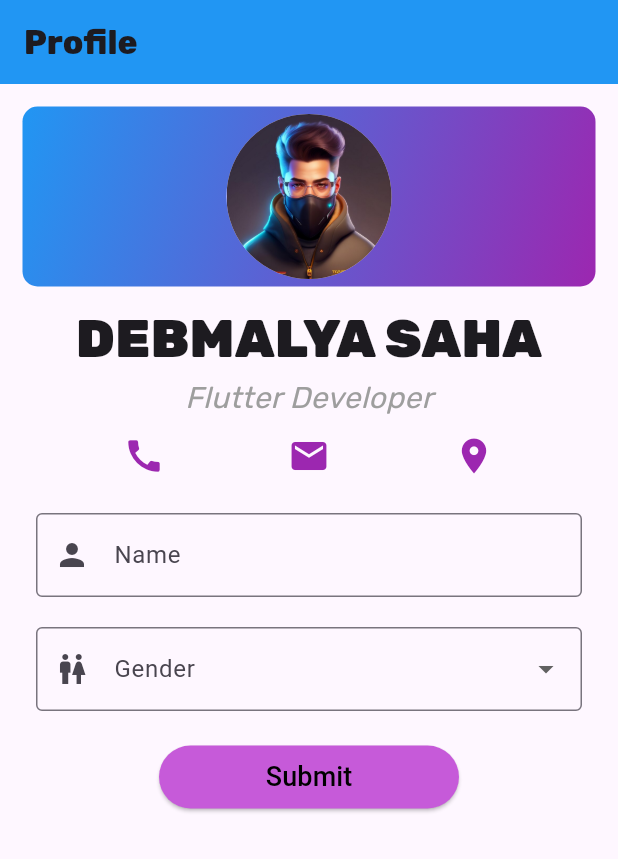
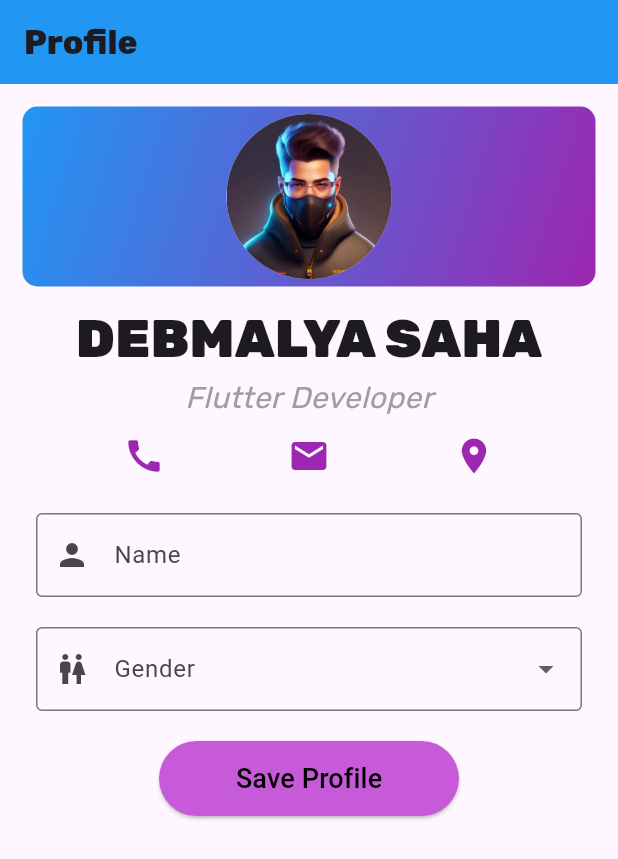
Before and after one commit to DebSaha141/FlutterProject_1, a Flutter app: the screen it shows after launch, on a phone screen of 412 x 824 dp. Shown: the top 859 px of the screen. Run offline on Flutter 3.47's test engine with Material 3 defaults, Android fonts, the phone set to English and light mode, and no system bars.

Commit message:
Final Commit V4

```diff
--- a/lib/main.dart
+++ b/lib/main.dart
@@ -207,9 +207,9 @@ class _MyFormState extends State<MyForm> {
                     }
                   },
                   child: const Padding(
-                    padding: const EdgeInsets.all(8.0),
+                    padding: const EdgeInsets.all(12.0),
                     child: Text(
-                      'Submit',
+                      'Save Profile',
                       style: TextStyle(fontSize: 18, color: Colors.black),
                     ),
                   ),
```
